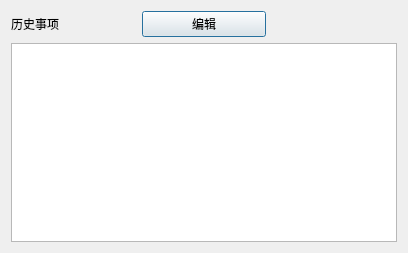
XiangSirui/test, file history.ui: the form before one commit.
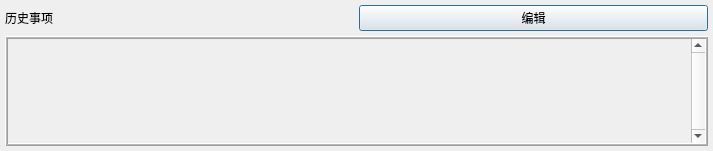
The form after the commit.

```diff
--- a/history.ui
+++ b/history.ui
@@ -6,17 +6,29 @@
    <rect>
     <x>0</x>
     <y>0</y>
-    <width>408</width>
-    <height>253</height>
+    <width>713</width>
+    <height>151</height>
    </rect>
   </property>
   <property name="windowTitle">
    <string>Dialog</string>
   </property>
   <layout class="QGridLayout" name="gridLayout">
-   <item row="2" column="0" colspan="3">
-    <widget class="QUndoView" name="undoView"/>
-   </item>
+   <property name="leftMargin">
+    <number>5</number>
+   </property>
+   <property name="topMargin">
+    <number>5</number>
+   </property>
+   <property name="rightMargin">
+    <number>5</number>
+   </property>
+   <property name="bottomMargin">
+    <number>5</number>
+   </property>
+   <property name="spacing">
+    <number>5</number>
+   </property>
    <item row="0" column="0">
     <widget class="QLabel" name="label">
      <property name="text">
@@ -31,6 +43,35 @@
      </property>
     </widget>
    </item>
+   <item row="1" column="0" colspan="2">
+    <widget class="QScrollArea" name="scrollArea">
+     <property name="frameShape">
+      <enum>QFrame::Box</enum>
+     </property>
+     <property name="frameShadow">
+      <enum>QFrame::Raised</enum>
+     </property>
+     <property name="midLineWidth">
+      <number>1</number>
+     </property>
+     <property name="verticalScrollBarPolicy">
+      <enum>Qt::ScrollBarAlwaysOn</enum>
+     </property>
+     <property name="widgetResizable">
+      <bool>true</bool>
+     </property>
+     <widget class="QWidget" name="scrollAreaWidgetContents">
+      <property name="geometry">
+       <rect>
+        <x>0</x>
+        <y>0</y>
+        <width>683</width>
+        <height>110</height>
+       </rect>
+      </property>
+     </widget>
+    </widget>
+   </item>
   </layout>
  </widget>
  <resources/>
```
